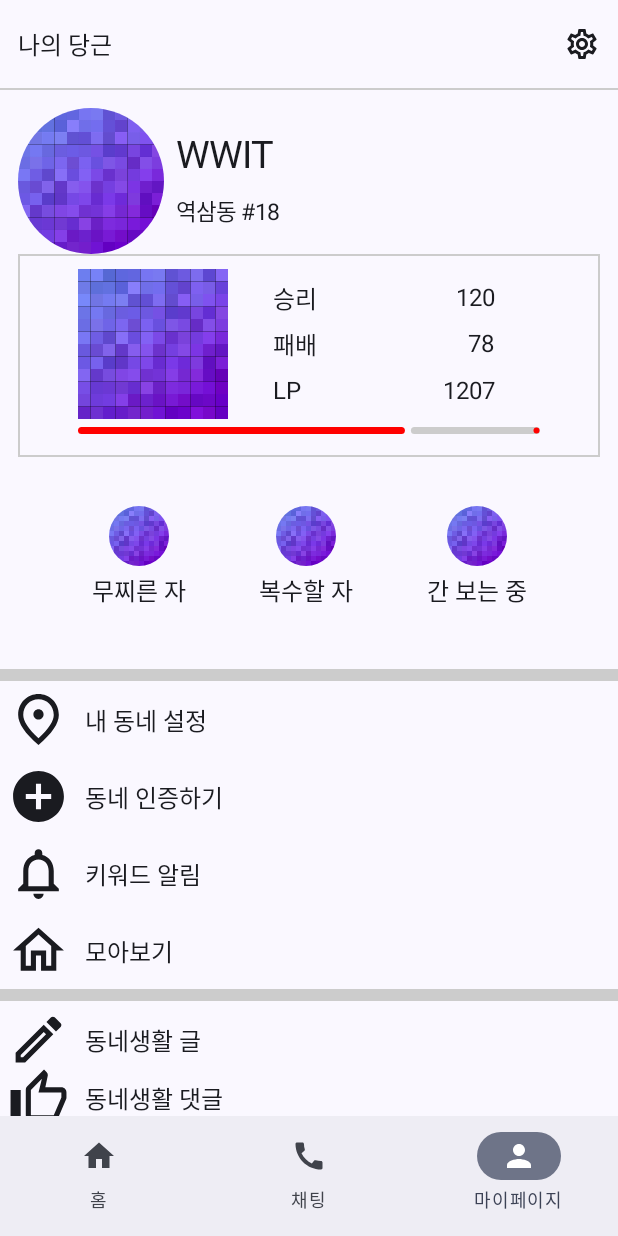
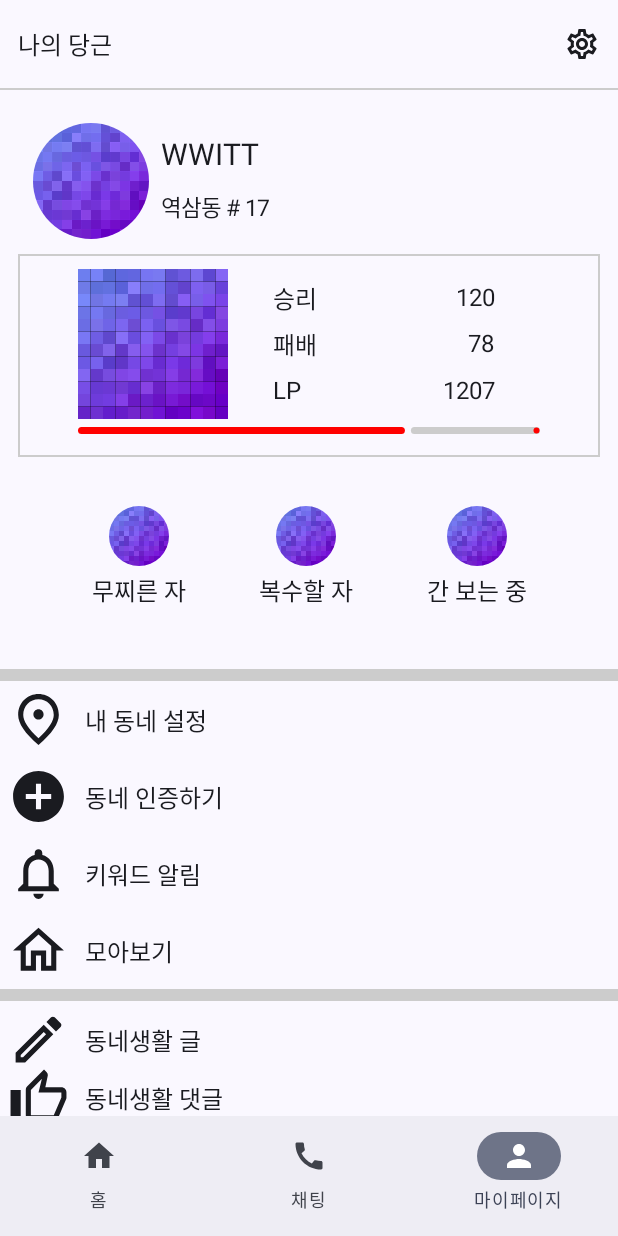
Before and after one commit to kyleidea1/AreYouHOT, an Android app built with Jetpack Compose: the MyPageActivity screen opened through its navigation route, on a phone screen of 412 x 824 dp. Run offline under Robolectric (Android 15) with nearby library versions, the phone set to English and light mode, and no system bars.

Commit message:
✏️ TopBar, 프로필 함수로 추출

```diff
--- a/app/src/main/java/com/example/areyouhot/MyPageActivity.kt
+++ b/app/src/main/java/com/example/areyouhot/MyPageActivity.kt
@@ -1,8 +1,5 @@
 package com.example.areyouhot
 
-import androidx.compose.animation.core.animateFloat
-import androidx.compose.animation.core.infiniteRepeatable
-import androidx.compose.animation.core.rememberInfiniteTransition
 import androidx.compose.foundation.Image
 import androidx.compose.foundation.border
 import androidx.compose.foundation.clickable
@@ -25,7 +22,6 @@ import androidx.compose.material.icons.outlined.Notifications
 import androidx.compose.material.icons.outlined.Place
 import androidx.compose.material.icons.outlined.Settings
 import androidx.compose.material.icons.outlined.ThumbUp
-import androidx.compose.material3.CircularProgressIndicator
 import androidx.compose.material3.Icon
 import androidx.compose.material3.IconButton
 import androidx.compose.material3.LinearProgressIndicator
@@ -40,39 +36,20 @@ import androidx.compose.ui.tooling.preview.Preview
 import androidx.compose.ui.unit.dp
 import androidx.compose.ui.unit.sp
 import com.example.areyouhot.ui.theme.Divider
+import com.example.areyouhot.ui.theme.TopBar
 
 @Composable
 fun MyPageActivity() {
     Box(modifier = Modifier.fillMaxSize()) {
         Column(modifier = Modifier.fillMaxSize()) {
-            MyPageTopBar(title = "나의 당근", icon = Icons.Outlined.Settings)
+            TopBar(title = "나의 당근", icon = Icons.Outlined.Settings)
             Divider(1)
             Column(modifier = Modifier.fillMaxWidth().padding(12.dp)) {
                 Column(
                     modifier = Modifier.fillMaxWidth(),
                     horizontalAlignment = Alignment.CenterHorizontally
                 ) {
-                    Row(modifier = Modifier.fillMaxWidth().aspectRatio(4f)) {
-                        IconButton(
-                            onClick = {},
-                            modifier = Modifier.fillMaxHeight().aspectRatio(1f)
-                        ) {
-                            Image(
-                                painter = painterResource(id = R.drawable.sample),
-                                contentDescription = "profile",
-                                modifier = Modifier.fillMaxSize()
-                            )
-                        }
-                        Column(
-                            modifier = Modifier.fillMaxHeight().padding(8.dp),
-                            horizontalAlignment = Alignment.Start,
-                            verticalArrangement = Arrangement.Center
-                        ) {
-                            Text("WWIT", modifier = Modifier.fillMaxWidth(), fontSize = 25.sp)
-                            Spacer(modifier = Modifier.padding(5.dp))
-                            Text("역삼동 #18", modifier = Modifier.fillMaxWidth(), fontSize = 15.sp)
-                        }
-                    }
+                    Profile(userImage = R.drawable.sample, userName = "WWITT", userInfo = "역삼동 # 17")
                     Column(
                         modifier = Modifier.fillMaxWidth().border(width = 1.dp, color = Color.LightGray).clickable {  }.padding(40.dp, 10.dp),
                         horizontalAlignment = Alignment.CenterHorizontally
@@ -120,6 +97,38 @@ fun MyPageActivity() {
 }
 
 @Composable
+private fun Profile(userImage: Int, userName: String, userInfo: String) {
+    Row(modifier = Modifier
+        .fillMaxWidth()
+        .aspectRatio(4f)
+        .padding(10.dp)) {
+        IconButton(
+            onClick = {},
+            modifier = Modifier
+                .fillMaxHeight()
+                .aspectRatio(1f)
+        ) {
+            Image(
+                painter = painterResource(id = userImage),
+                contentDescription = userName+"Profile",
+                modifier = Modifier.fillMaxSize()
+            )
+        }
+        Column(
+            modifier = Modifier
+                .fillMaxHeight()
+                .padding(8.dp),
+            horizontalAlignment = Alignment.Start,
+            verticalArrangement = Arrangement.Center
+        ) {
+            Text(userName, modifier = Modifier.fillMaxWidth(), fontSize = 20.sp)
+            Spacer(modifier = Modifier.padding(5.dp))
+            Text(userInfo, modifier = Modifier.fillMaxWidth(), fontSize = 15.sp)
+        }
+    }
+}
+
+@Composable
 private fun TierItemValue(listName: String, listValue: Int) {
     Row(
         modifier = Modifier.fillMaxWidth(),
@@ -129,21 +138,6 @@ private fun TierItemValue(listName: String, listValue: Int) {
         Text(text = listName)
         Spacer(modifier = Modifier.padding(2.dp))
         Text(text = listValue.toString())
-    }
-}
-
-@Composable
-private fun MyPageTopBar(title: String, icon: ImageVector) {
-    Row(
-        modifier = Modifier
-            .fillMaxWidth()
-            .aspectRatio(7f)
-            .padding(horizontal = 12.dp, vertical = 9.dp),
-        verticalAlignment = Alignment.CenterVertically,
-        horizontalArrangement = Arrangement.SpaceBetween
-    ) {
-        Text(title)
-        Icon(imageVector = icon, contentDescription = icon.name)
     }
 }
 
--- a/app/src/main/java/com/example/areyouhot/ui/theme/Module.kt
+++ b/app/src/main/java/com/example/areyouhot/ui/theme/Module.kt
@@ -1,14 +1,20 @@
 package com.example.areyouhot.ui.theme
 
-import androidx.compose.foundation.Canvas
 import androidx.compose.foundation.background
+import androidx.compose.foundation.layout.Arrangement
 import androidx.compose.foundation.layout.Box
-import androidx.compose.foundation.layout.fillMaxSize
+import androidx.compose.foundation.layout.Row
+import androidx.compose.foundation.layout.aspectRatio
 import androidx.compose.foundation.layout.fillMaxWidth
 import androidx.compose.foundation.layout.height
+import androidx.compose.foundation.layout.padding
+import androidx.compose.material3.Icon
+import androidx.compose.material3.Text
 import androidx.compose.runtime.Composable
+import androidx.compose.ui.Alignment
 import androidx.compose.ui.Modifier
 import androidx.compose.ui.graphics.Color
+import androidx.compose.ui.graphics.vector.ImageVector
 import androidx.compose.ui.unit.dp
 import androidx.compose.runtime.CompositionLocalProvider
 import androidx.compose.runtime.mutableStateListOf
@@ -28,6 +34,23 @@ fun Divider(height: Int) {
         .fillMaxWidth()
         .height(height.dp)
         .background(Color.LightGray))
+}
+
+@Composable
+fun TopBar(title: String, icon: ImageVector? = null) {
+    Row(
+        modifier = Modifier
+            .fillMaxWidth()
+            .aspectRatio(7f)
+            .padding(horizontal = 12.dp, vertical = 9.dp),
+        verticalAlignment = Alignment.CenterVertically,
+        horizontalArrangement = Arrangement.SpaceBetween
+    ) {
+        Text(title)
+        if (icon != null) {
+            Icon(imageVector = icon, contentDescription = icon.name)
+        }
+    }
 }
 
 //data class FireParticle(
```
